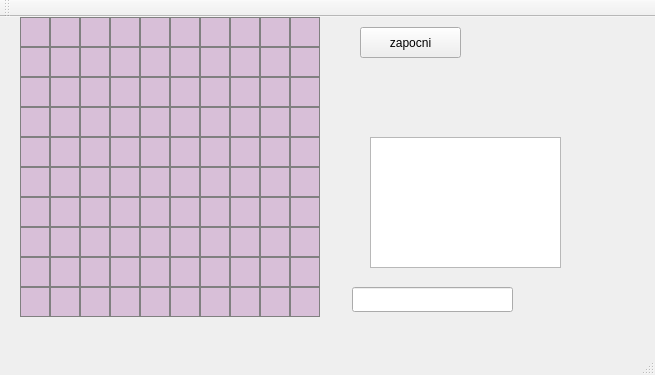
This is podmorniceGUI/PodmorniceGUI/podmornicegui.ui in matf-pp/2021_Podmornice as Qt 5 draws it before an edit. The edited form follows.
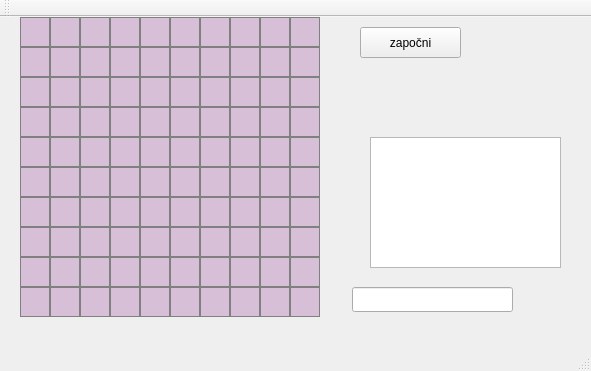
This is the edited form.

```diff
--- a/podmorniceGUI/PodmorniceGUI/podmornicegui.ui
+++ b/podmorniceGUI/PodmorniceGUI/podmornicegui.ui
@@ -6,8 +6,8 @@
    <rect>
     <x>0</x>
     <y>0</y>
-    <width>655</width>
-    <height>375</height>
+    <width>591</width>
+    <height>371</height>
    </rect>
   </property>
   <property name="windowTitle">
@@ -556,7 +556,7 @@
      </rect>
     </property>
     <property name="text">
-     <string>zapocni</string>
+     <string>započni</string>
     </property>
    </widget>
    <widget class="QPushButton" name="p01">
```
Left out of the diff: 2 changed lines with no effect on the pictures.
